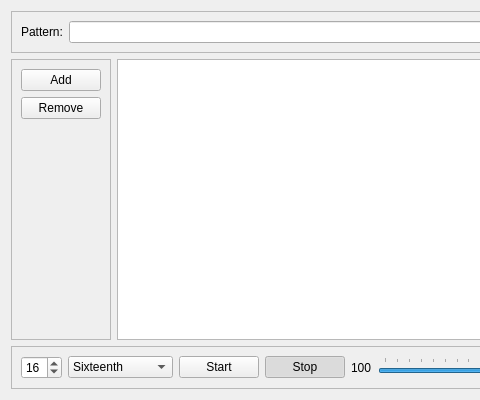
This is src/drumgrid.ui in pedrolcl/kmetronome as Qt 5 draws it before an edit; both pictures show x 0 to 480 and y 0 to 400 of the 700 by 400 pixel window. The edited form follows.
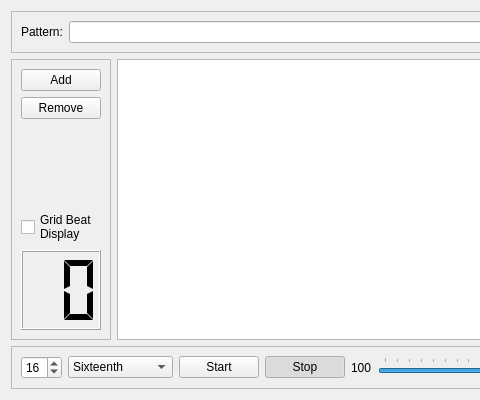
This is the edited form. Icons and pictures are not drawn. Custom widgets are drawn as their Qt base class.

Commit message: optional drum grid beat display as selected columns

```diff
--- a/src/drumgrid.ui
+++ b/src/drumgrid.ui
@@ -93,6 +93,33 @@
         </property>
        </spacer>
       </item>
+      <item>
+       <widget class="QCheckBox" name="chkselbeat">
+        <property name="whatsThis">
+         <string>Display the beat position in the beat grid selecting columns while playing</string>
+        </property>
+        <property name="text">
+         <string>Grid Beat
+Display</string>
+        </property>
+       </widget>
+      </item>
+      <item>
+       <widget class="QLCDNumber" name="beatNumber">
+        <property name="minimumSize">
+         <size>
+          <width>0</width>
+          <height>80</height>
+         </size>
+        </property>
+        <property name="numDigits">
+         <number>2</number>
+        </property>
+        <property name="segmentStyle">
+         <enum>QLCDNumber::Flat</enum>
+        </property>
+       </widget>
+      </item>
      </layout>
     </widget>
    </item>
```
Left out of the diff: 2 changed lines with no effect on the pictures. The commit also changes 1 other file.
